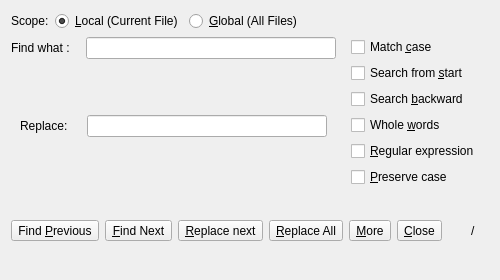
The window that App/ui/panels/findreplacepanel.ui (djeada/Lightpad) describes before a commit, drawn with Qt 5.
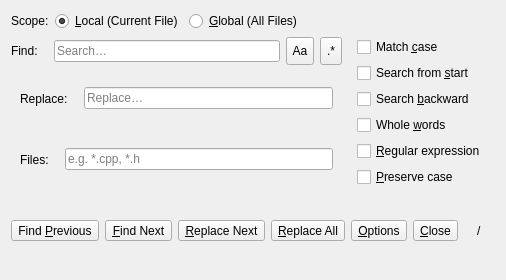
The same window after the commit.

Commit message: Improve UI and UX of search and replace panel (#136)

Patch:
```diff
--- a/App/ui/panels/findreplacepanel.ui
+++ b/App/ui/panels/findreplacepanel.ui
@@ -73,7 +73,7 @@
          <item>
           <widget class="QLabel" name="findWhat">
            <property name="text">
-            <string>Find what :</string>
+            <string>Find:</string>
            </property>
            <property name="textFormat">
             <enum>Qt::PlainText</enum>
@@ -97,14 +97,49 @@
           </spacer>
          </item>
          <item>
-          <widget class="QLineEdit" name="searchFind"/>
+          <widget class="QLineEdit" name="searchFind">
+           <property name="placeholderText">
+            <string>Search…</string>
+           </property>
+          </widget>
          </item>
          <item>
-          <layout class="QVBoxLayout" name="verticalLayout_2">
-           <property name="sizeConstraint">
-            <enum>QLayout::SetNoConstraint</enum>
+          <widget class="QToolButton" name="btnMatchCase">
+           <property name="text">
+            <string>Aa</string>
            </property>
-          </layout>
+           <property name="checkable">
+            <bool>true</bool>
+           </property>
+           <property name="toolTip">
+            <string>Match Case</string>
+           </property>
+           <property name="maximumSize">
+            <size>
+             <width>28</width>
+             <height>28</height>
+            </size>
+           </property>
+          </widget>
+         </item>
+         <item>
+          <widget class="QToolButton" name="btnRegex">
+           <property name="text">
+            <string>.*</string>
+           </property>
+           <property name="checkable">
+            <bool>true</bool>
+           </property>
+           <property name="toolTip">
+            <string>Use Regular Expression</string>
+           </property>
+           <property name="maximumSize">
+            <size>
+             <width>28</width>
+             <height>28</height>
+            </size>
+           </property>
+          </widget>
          </item>
         </layout>
        </item>
@@ -117,7 +152,7 @@
           <item>
            <widget class="QLabel" name="Replace">
             <property name="text">
-             <string>Replace: </string>
+             <string>Replace:</string>
             </property>
             <property name="textFormat">
              <enum>Qt::PlainText</enum>
@@ -141,11 +176,60 @@
            </spacer>
           </item>
           <item>
-           <widget class="QLineEdit" name="fieldReplace"/>
+           <widget class="QLineEdit" name="fieldReplace">
+            <property name="placeholderText">
+             <string>Replace…</string>
+            </property>
+           </widget>
           </item>
          </layout>
         </widget>
        </item>
+        <item>
+         <widget class="QWidget" name="fileMaskWidget" native="true">
+          <layout class="QHBoxLayout" name="fileMaskLayout">
+           <property name="sizeConstraint">
+            <enum>QLayout::SetNoConstraint</enum>
+           </property>
+           <item>
+            <widget class="QLabel" name="fileMaskLabel">
+             <property name="text">
+              <string>Files:</string>
+             </property>
+             <property name="textFormat">
+              <enum>Qt::PlainText</enum>
+             </property>
+            </widget>
+           </item>
+           <item>
+            <spacer name="horizontalSpacer_5">
+             <property name="orientation">
+              <enum>Qt::Horizontal</enum>
+             </property>
+             <property name="sizeType">
+              <enum>QSizePolicy::Minimum</enum>
+             </property>
+             <property name="sizeHint" stdset="0">
+              <size>
+               <width>10</width>
+               <height>20</height>
+              </size>
+             </property>
+            </spacer>
+           </item>
+           <item>
+            <widget class="QLineEdit" name="fileMaskEdit">
+             <property name="placeholderText">
+              <string>e.g. *.cpp, *.h</string>
+             </property>
+             <property name="toolTip">
+              <string>Comma-separated file patterns to include (e.g. *.cpp, *.h)</string>
+             </property>
+            </widget>
+           </item>
+          </layout>
+         </widget>
+        </item>
       </layout>
      </item>
      <item>
@@ -232,7 +316,7 @@
      <item>
       <widget class="QToolButton" name="replaceSingle">
        <property name="text">
-        <string>&amp;Replace next</string>
+        <string>&amp;Replace Next</string>
        </property>
       </widget>
      </item>
@@ -246,7 +330,7 @@
      <item>
       <widget class="QToolButton" name="more">
        <property name="text">
-        <string>&amp;More</string>
+        <string>&amp;Options</string>
        </property>
       </widget>
      </item>
```
The commit also changes 1 other file.
